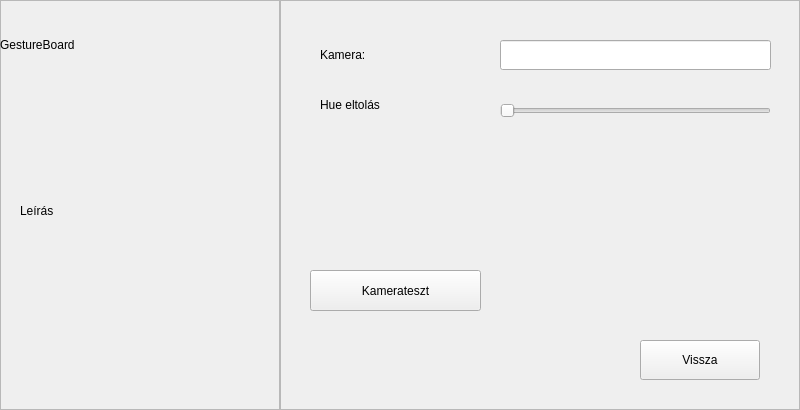
Above: UI/Views/cameraOptionsform.ui from Excal21/GestureBoard before the change. Below: the same form after it.
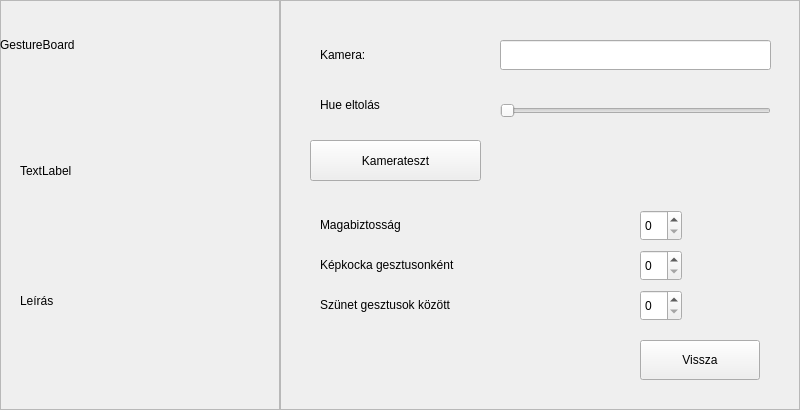
That is the form after the change.

The edit to the form file:
```diff
--- a/UI/Views/cameraOptionsform.ui
+++ b/UI/Views/cameraOptionsform.ui
@@ -45,9 +45,9 @@
     <property name="geometry">
      <rect>
       <x>20</x>
-      <y>90</y>
+      <y>250</y>
       <width>231</width>
-      <height>241</height>
+      <height>101</height>
      </rect>
     </property>
     <property name="text">
@@ -57,6 +57,19 @@
      <bool>true</bool>
     </property>
    </widget>
+   <widget class="QLabel" name="lblCvImg">
+    <property name="geometry">
+     <rect>
+      <x>20</x>
+      <y>100</y>
+      <width>241</width>
+      <height>141</height>
+     </rect>
+    </property>
+    <property name="text">
+     <string>TextLabel</string>
+    </property>
+   </widget>
   </widget>
   <widget class="QFrame" name="frameButtons">
    <property name="geometry">
@@ -100,7 +113,7 @@
     <property name="geometry">
      <rect>
       <x>30</x>
-      <y>270</y>
+      <y>140</y>
       <width>171</width>
       <height>41</height>
      </rect>
@@ -148,6 +161,75 @@
      <string>Hue eltolás</string>
     </property>
    </widget>
+   <widget class="QLabel" name="lblFrameCnt">
+    <property name="geometry">
+     <rect>
+      <x>40</x>
+      <y>250</y>
+      <width>301</width>
+      <height>30</height>
+     </rect>
+    </property>
+    <property name="text">
+     <string>Képkocka gesztusonként</string>
+    </property>
+   </widget>
+   <widget class="QLabel" name="lblDelay">
+    <property name="geometry">
+     <rect>
+      <x>40</x>
+      <y>290</y>
+      <width>341</width>
+      <height>30</height>
+     </rect>
+    </property>
+    <property name="text">
+     <string>Szünet gesztusok között</string>
+    </property>
+   </widget>
+   <widget class="QLabel" name="lblConfidence">
+    <property name="geometry">
+     <rect>
+      <x>40</x>
+      <y>210</y>
+      <width>191</width>
+      <height>30</height>
+     </rect>
+    </property>
+    <property name="text">
+     <string>Magabiztosság</string>
+    </property>
+   </widget>
+   <widget class="QSpinBox" name="spinConfidence">
+    <property name="geometry">
+     <rect>
+      <x>360</x>
+      <y>210</y>
+      <width>42</width>
+      <height>31</height>
+     </rect>
+    </property>
+   </widget>
+   <widget class="QSpinBox" name="spinFrameCnt">
+    <property name="geometry">
+     <rect>
+      <x>360</x>
+      <y>250</y>
+      <width>42</width>
+      <height>31</height>
+     </rect>
+    </property>
+   </widget>
+   <widget class="QSpinBox" name="spinDelay">
+    <property name="geometry">
+     <rect>
+      <x>360</x>
+      <y>290</y>
+      <width>42</width>
+      <height>31</height>
+     </rect>
+    </property>
+   </widget>
   </widget>
  </widget>
  <resources/>
```
